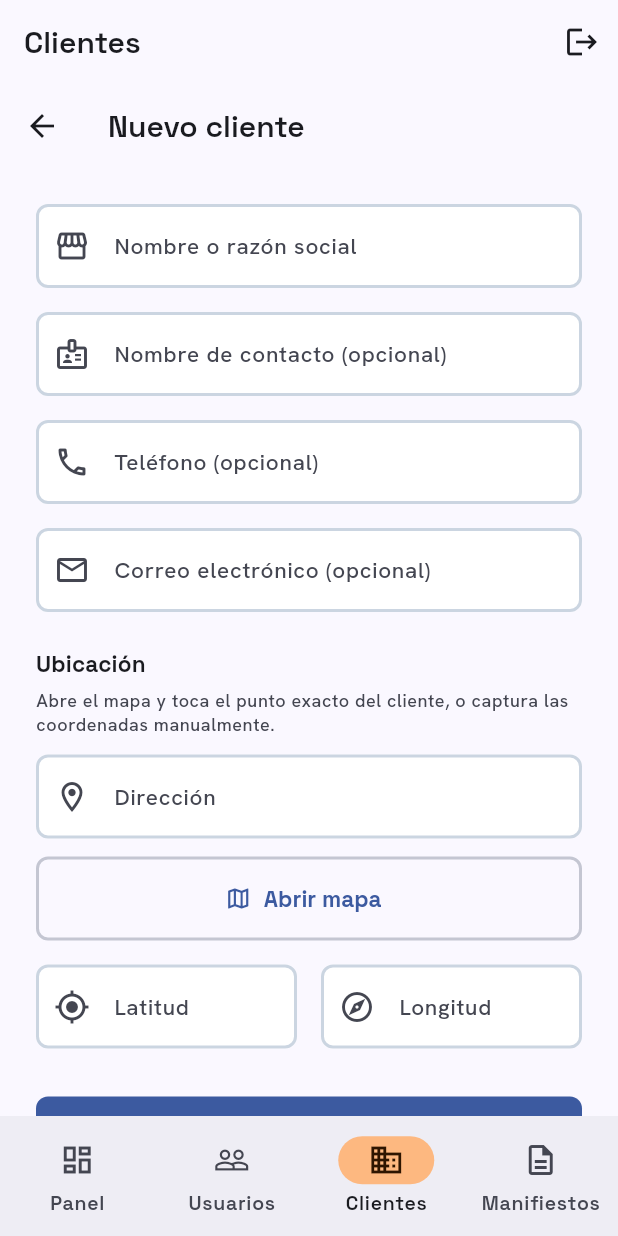
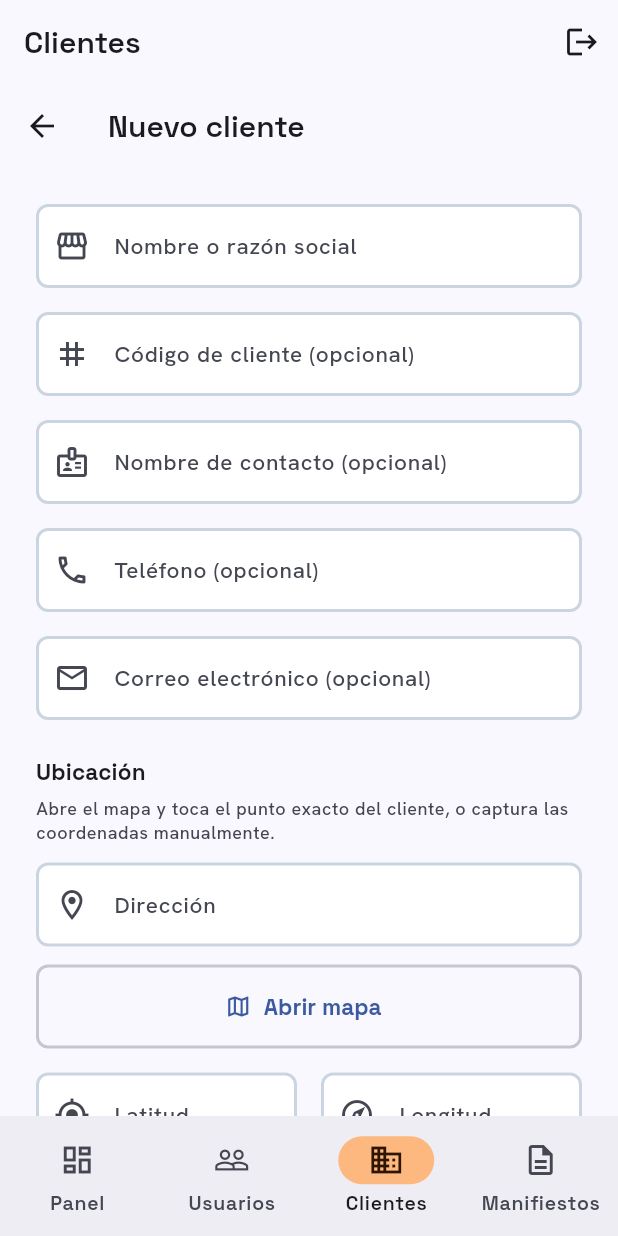
Before and after one commit to JaiMonta/Transporte_Logistica, a Flutter app: the ClienteFormScreen screen opened by its route, on a phone screen of 412 x 824 dp. Run offline on Flutter 3.47's test engine with Material 3 defaults, Android fonts, the phone set to English and light mode, and no system bars; our stand-ins replace camera, connectivity_plus, flutter_map, flutter_riverpod, flutter_secure_storage, geolocator and 6 more; missing offline and left inert: google_mlkit_text_recognition; accounts and stored records are empty.

Commit message:
Modulo 2: agregar campo cod_cli (codigo de cliente) a clientes

```diff
--- a/lib/features/clientes/models/cliente.dart
+++ b/lib/features/clientes/models/cliente.dart
@@ -3,6 +3,7 @@ class Cliente {
   const Cliente({
     required this.id,
     required this.nombre,
+    this.codCli,
     this.nombreContacto,
     this.telefono,
     this.email,
@@ -16,6 +17,7 @@ class Cliente {
 
   final String id;
   final String nombre;
+  final String? codCli;
   final String? nombreContacto;
   final String? telefono;
   final String? email;
@@ -52,9 +54,10 @@ class Cliente {
   }
 
   factory Cliente.fromMap(Map<String, dynamic> mapa) => Cliente(
-        id: mapa['id'] as String,
-        nombre: (mapa['nombre'] as String?) ?? '',
-        nombreContacto: mapa['nombre_contacto'] as String?,
+      id: mapa['id'] as String,
+      nombre: (mapa['nombre'] as String?) ?? '',
+      codCli: mapa['cod_cli'] as String?,
+      nombreContacto: mapa['nombre_contacto'] as String?,
         telefono: mapa['telefono'] as String?,
         email: mapa['email'] as String?,
         direccion: mapa['direccion'] as String?,
@@ -67,6 +70,7 @@ class Cliente {
 
   Cliente copyWith({
     String? nombre,
+    String? codCli,
     String? nombreContacto,
     String? telefono,
     String? email,
@@ -78,6 +82,7 @@ class Cliente {
       Cliente(
         id: id,
         nombre: nombre ?? this.nombre,
+        codCli: codCli ?? this.codCli,
         nombreContacto: nombreContacto ?? this.nombreContacto,
         telefono: telefono ?? this.telefono,
         email: email ?? this.email,
--- a/lib/features/clientes/presentation/cliente_form_screen.dart
+++ b/lib/features/clientes/presentation/cliente_form_screen.dart
@@ -25,6 +25,7 @@ class ClienteFormScreen extends ConsumerStatefulWidget {
 class _ClienteFormScreenState extends ConsumerState<ClienteFormScreen> {
   final _formKey = GlobalKey<FormState>();
   final _nombre = TextEditingController();
+  final _codCli = TextEditingController();
   final _contacto = TextEditingController();
   final _telefono = TextEditingController();
   final _correo = TextEditingController();
@@ -50,6 +51,7 @@ class _ClienteFormScreenState extends ConsumerState<ClienteFormScreen> {
   @override
   void dispose() {
     _nombre.dispose();
+    _codCli.dispose();
     _contacto.dispose();
     _telefono.dispose();
     _correo.dispose();
@@ -74,6 +76,7 @@ class _ClienteFormScreenState extends ConsumerState<ClienteFormScreen> {
       setState(() {
         _clienteOriginal = cliente;
         _nombre.text = cliente.nombre;
+        _codCli.text = cliente.codCli ?? '';
         _contacto.text = cliente.nombreContacto ?? '';
         _telefono.text = cliente.telefono ?? '';
         _correo.text = cliente.email ?? '';
@@ -127,6 +130,7 @@ class _ClienteFormScreenState extends ConsumerState<ClienteFormScreen> {
         await repo.actualizar(
           id: _clienteOriginal!.id,
           nombre: _nombre.text,
+          codCli: _codCli.text,
           nombreContacto: _contacto.text,
           telefono: _telefono.text,
           email: _correo.text,
@@ -137,6 +141,7 @@ class _ClienteFormScreenState extends ConsumerState<ClienteFormScreen> {
       } else {
         await repo.crear(
           nombre: _nombre.text,
+          codCli: _codCli.text,
           nombreContacto: _contacto.text,
           telefono: _telefono.text,
           email: _correo.text,
@@ -195,6 +200,13 @@ class _ClienteFormScreenState extends ConsumerState<ClienteFormScreen> {
                           icono: Icons.storefront_outlined,
                           textInputAction: TextInputAction.next,
                           validator: Validador.nombre,
+                        ),
+                        const SizedBox(height: AppSpacing.md),
+                        AppTextField(
+                          controller: _codCli,
+                          label: 'Código de cliente (opcional)',
+                          icono: Icons.tag,
+                          textInputAction: TextInputAction.next,
                         ),
                         const SizedBox(height: AppSpacing.md),
                         AppTextField(
--- a/lib/features/clientes/presentation/widgets/cliente_card.dart
+++ b/lib/features/clientes/presentation/widgets/cliente_card.dart
@@ -45,6 +45,12 @@ class ClienteCard extends StatelessWidget {
                     children: [
                       Text(cliente.nombreVisible,
                           style: tema.textTheme.titleMedium),
+                      if (cliente.codCli != null &&
+                          cliente.codCli!.isNotEmpty) ...[
+                        const SizedBox(height: 2),
+                        Text('Código: ${cliente.codCli}',
+                            style: tema.textTheme.bodySmall),
+                      ],
                       if (cliente.nombreContacto != null &&
                           cliente.nombreContacto!.isNotEmpty) ...[
                         const SizedBox(height: 2),
--- a/lib/features/clientes/presentation/widgets/cliente_tabla.dart
+++ b/lib/features/clientes/presentation/widgets/cliente_tabla.dart
@@ -24,6 +24,7 @@ class ClienteTabla extends StatelessWidget {
       child: DataTable(
         columns: const [
           DataColumn(label: Text('Nombre')),
+          DataColumn(label: Text('Código')),
           DataColumn(label: Text('Contacto')),
           DataColumn(label: Text('Teléfono')),
           DataColumn(label: Text('Correo')),
@@ -35,6 +36,9 @@ class ClienteTabla extends StatelessWidget {
           return DataRow(
             cells: [
               DataCell(Text(c.nombreVisible)),
+              DataCell(Text(
+                (c.codCli == null || c.codCli!.isEmpty) ? '—' : c.codCli!,
+              )),
               DataCell(Text(
                 (c.nombreContacto == null || c.nombreContacto!.isEmpty)
                     ? '—'
```
Also changed, not shown: lib/features/clientes/data/clientes_repository.dart (+8 -1 lines), 2 other files.
